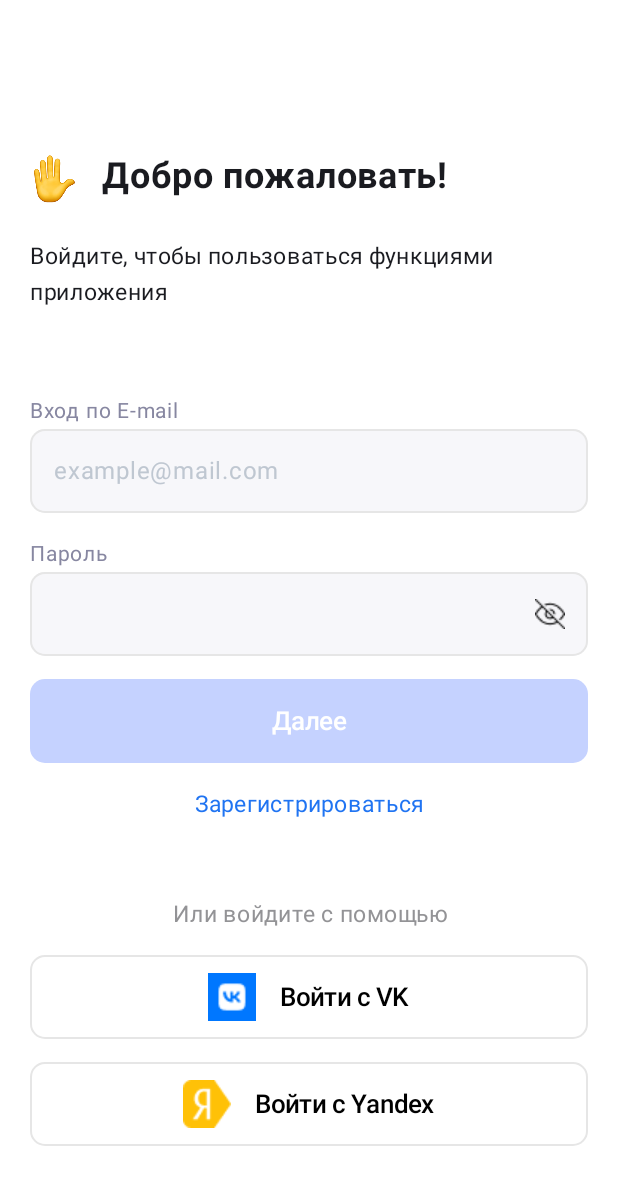
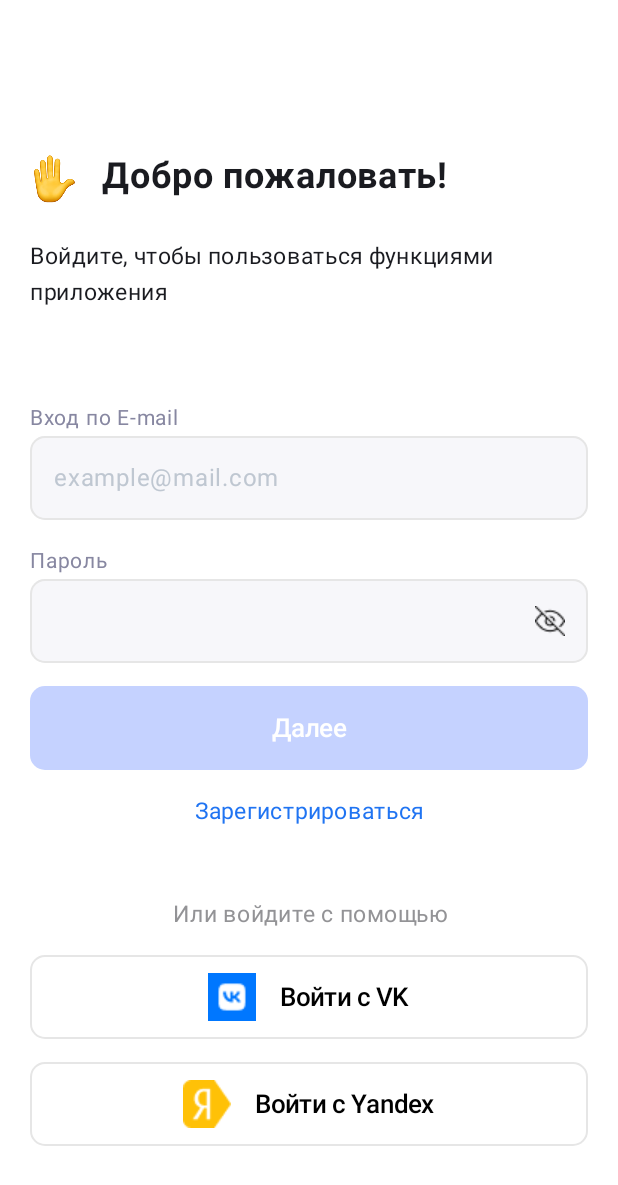
Before and after one commit to Borisova-Pauline/ProffMatule, an Android app built with Jetpack Compose: the composable EnterRegistrated shown on its own in the app's theme, on a phone screen of 412 x 824 dp. Shown: the top 1185 px of the screen. Run offline under Robolectric (Android 15) with nearby library versions, the phone set to English and light mode, and no system bars.

Commit message:
ver 0.1.7

```diff
--- a/app/src/main/AndroidManifest.xml
+++ b/app/src/main/AndroidManifest.xml
@@ -13,6 +13,7 @@
         android:theme="@style/Theme.ProffMatule"
         tools:targetApi="31">
         <activity
+            android:screenOrientation="sensor"
             android:name=".MainActivity"
             android:exported="true"
             android:label="@string/app_name"
--- a/app/src/main/java/com/tomli/proffmatule/MainActivity.kt
+++ b/app/src/main/java/com/tomli/proffmatule/MainActivity.kt
@@ -48,7 +48,7 @@ class MainActivity : ComponentActivity() {
         super.onCreate(savedInstanceState)
         enableEdgeToEdge()
         setContent {
-            var showSplash = remember{ mutableStateOf(true)}
+            val showSplash = remember{ mutableStateOf(true)}
             ProffMatuleTheme {
                 if(showSplash.value){
                     SplashScreen{ showSplash.value=false }
--- a/app/src/main/java/com/tomli/proffmatule/screens/registration/CreateCode.kt
+++ b/app/src/main/java/com/tomli/proffmatule/screens/registration/CreateCode.kt
@@ -14,6 +14,8 @@ import androidx.compose.foundation.layout.height
 import androidx.compose.foundation.layout.padding
 import androidx.compose.foundation.layout.size
 import androidx.compose.foundation.layout.width
+import androidx.compose.foundation.rememberScrollState
+import androidx.compose.foundation.verticalScroll
 import androidx.compose.material3.Scaffold
 import androidx.compose.material3.Text
 import androidx.compose.runtime.Composable
@@ -36,11 +38,12 @@ import com.tomli.proffmatule.ui.theme.Caption
 
 @Composable
 fun CreateCode(navController: NavController) {
+    val scrollable = rememberScrollState()
     Scaffold(modifier = Modifier.fillMaxSize()) { innerPadding ->
         Box(modifier = Modifier
             .padding(innerPadding)
             .background(Color.White)
-            .fillMaxSize()) {
+            .fillMaxSize().verticalScroll(scrollable)) {
             val code = remember { mutableStateOf("") }
             Column(
                 modifier = Modifier
--- a/app/src/main/java/com/tomli/proffmatule/screens/registration/EnterRegistrated.kt
+++ b/app/src/main/java/com/tomli/proffmatule/screens/registration/EnterRegistrated.kt
@@ -13,6 +13,8 @@ import androidx.compose.foundation.layout.fillMaxWidth
 import androidx.compose.foundation.layout.height
 import androidx.compose.foundation.layout.padding
 import androidx.compose.foundation.layout.size
+import androidx.compose.foundation.rememberScrollState
+import androidx.compose.foundation.verticalScroll
 import androidx.compose.material3.Scaffold
 import androidx.compose.material3.Text
 import androidx.compose.runtime.Composable
@@ -25,9 +27,11 @@ import androidx.compose.ui.platform.LocalContext
 import androidx.compose.ui.res.painterResource
 import androidx.compose.ui.text.font.FontWeight
 import androidx.compose.ui.text.style.TextAlign
+import androidx.compose.ui.tooling.preview.Preview
 import androidx.compose.ui.unit.dp
 import androidx.compose.ui.unit.sp
 import androidx.navigation.NavController
+import androidx.navigation.compose.rememberNavController
 import com.tomli.proffmatule.R
 import com.tomli.proffmatule.components.BlueButton
 import com.tomli.proffmatule.components.ButtonEnterWith
@@ -37,17 +41,19 @@ import com.tomli.proffmatule.ui.theme.Accent
 import com.tomli.proffmatule.ui.theme.AccentInactive
 import com.tomli.proffmatule.ui.theme.Caption
 import com.tomli.proffmatule.ui.theme.Description
+import com.tomli.proffmatule.ui.theme.ProffMatuleTheme
 
 @Composable
 fun EnterRegistrated(navController: NavController) {
     val context = LocalContext.current
     val email = remember { mutableStateOf("") }
     val password = remember { mutableStateOf("") }
+    val scrollable = rememberScrollState()
     Scaffold(modifier = Modifier.fillMaxSize()) { innerPadding ->
-        Box(modifier = Modifier
+        Column(modifier = Modifier
             .padding(innerPadding)
             .background(Color.White)
-            .fillMaxSize()) {
+            .fillMaxSize().verticalScroll(scrollable)) {
             Column(
                 modifier = Modifier
                     .padding(horizontal = 20.dp)
@@ -65,10 +71,10 @@ fun EnterRegistrated(navController: NavController) {
                 }
                 Text(text = "Войдите, чтобы пользоваться функциями приложения", fontSize = 15.sp)
             }
+            Spacer(Modifier.height(60.dp))
             Column(
                 modifier = Modifier
                     .padding(horizontal = 20.dp)
-                    .padding(top = 262.dp - innerPadding.calculateTopPadding())
             ) {
                 Text(text = "Вход по E-mail", color = Description, fontSize = 14.sp)
                 SimpleInput(email.value, { newText -> email.value = newText }, "example@mail.com")
@@ -115,11 +121,12 @@ fun EnterRegistrated(navController: NavController) {
                         .fillMaxWidth()
                         .clickable { navController.navigate("createProfile") })
             }
+            Spacer(Modifier.weight(1f))
             Column(
                 modifier = Modifier
                     .padding(horizontal = 20.dp)
                     .padding(bottom = 60.dp)
-                    .align(Alignment.BottomCenter)
+                    .align(Alignment.CenterHorizontally)
             ) {
                 Text(
                     text = "Или войдите с помощью",
```
Also changed, not shown: app/src/main/java/com/tomli/proffmatule/screens/main/MainScreen.kt (+10 -58 lines), app/src/main/java/com/tomli/proffmatule/screens/main/ProfileScreen.kt (added, +73 -0 lines), app/src/main/java/com/tomli/proffmatule/screens/registration/CreatePassword.kt (+7 -1 lines), app/src/main/java/com/tomli/proffmatule/screens/registration/CreatingProfile.kt (+8 -2 lines), app/src/main/java/com/tomli/proffmatule/screens/registration/EnterCode.kt (+7 -1 lines).
